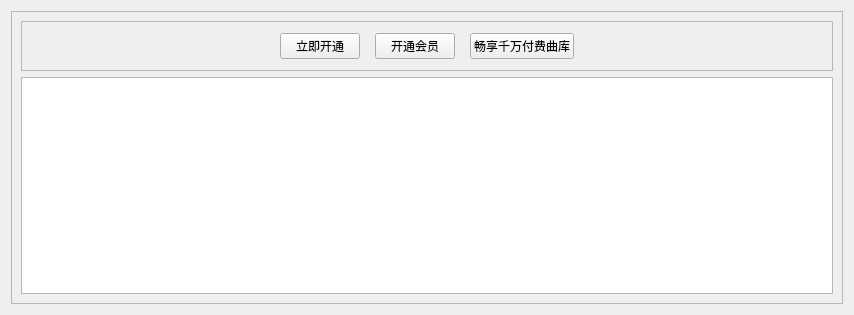
Qt form VideoPlayer/mainwidget/vipmember/VipMember.ui (huizhang556/pc-video-player) before a commit.
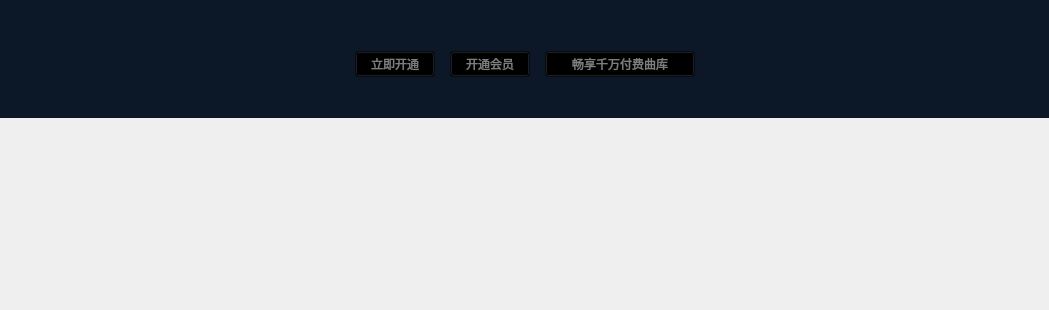
The same form after that commit. Icons and pictures are not drawn.

Diff of the .ui file:
```diff
--- a/VideoPlayer/mainwidget/vipmember/VipMember.ui
+++ b/VideoPlayer/mainwidget/vipmember/VipMember.ui
@@ -6,16 +6,40 @@
    <rect>
     <x>0</x>
     <y>0</y>
-    <width>854</width>
-    <height>315</height>
+    <width>1049</width>
+    <height>310</height>
    </rect>
   </property>
   <property name="windowTitle">
    <string>Form</string>
   </property>
+  <property name="styleSheet">
+   <string notr="true"/>
+  </property>
   <layout class="QVBoxLayout" name="verticalLayout_3">
+   <property name="spacing">
+    <number>0</number>
+   </property>
+   <property name="leftMargin">
+    <number>0</number>
+   </property>
+   <property name="topMargin">
+    <number>0</number>
+   </property>
+   <property name="rightMargin">
+    <number>0</number>
+   </property>
+   <property name="bottomMargin">
+    <number>0</number>
+   </property>
    <item>
     <widget class="QScrollArea" name="scrollArea">
+     <property name="styleSheet">
+      <string notr="true">#scrollArea
+{
+border:none;
+}</string>
+     </property>
      <property name="widgetResizable">
       <bool>true</bool>
      </property>
@@ -24,27 +48,78 @@
        <rect>
         <x>0</x>
         <y>0</y>
-        <width>834</width>
-        <height>295</height>
+        <width>1049</width>
+        <height>310</height>
        </rect>
       </property>
+      <property name="styleSheet">
+       <string notr="true"/>
+      </property>
       <layout class="QVBoxLayout" name="verticalLayout_2">
+       <property name="spacing">
+        <number>0</number>
+       </property>
+       <property name="leftMargin">
+        <number>0</number>
+       </property>
+       <property name="topMargin">
+        <number>0</number>
+       </property>
+       <property name="rightMargin">
+        <number>0</number>
+       </property>
+       <property name="bottomMargin">
+        <number>0</number>
+       </property>
        <item>
         <layout class="QVBoxLayout" name="verticalLayout">
+         <property name="spacing">
+          <number>0</number>
+         </property>
          <item>
-          <widget class="QFrame" name="frame">
+          <widget class="QWidget" name="widget_vipTitle" native="true">
+           <property name="styleSheet">
+            <string notr="true">#widget_vipTitle
+{
+background-color: #0c1828;
+}</string>
+           </property>
+           <layout class="QHBoxLayout" name="horizontalLayout_3">
+            <item>
+             <spacer name="horizontalSpacer_4">
+              <property name="orientation">
+               <enum>Qt::Horizontal</enum>
+              </property>
+              <property name="sizeHint" stdset="0">
+               <size>
+                <width>40</width>
+                <height>20</height>
+               </size>
+              </property>
+             </spacer>
+            </item>
+            <item>
+             <widget class="QFrame" name="frame_vipShared">
            <property name="minimumSize">
             <size>
-             <width>0</width>
-             <height>50</height>
+                <width>850</width>
+                <height>100</height>
             </size>
            </property>
            <property name="maximumSize">
             <size>
-             <width>16777215</width>
-             <height>60</height>
-            </size>
-           </property>
+                <width>1200</width>
+                <height>100</height>
+               </size>
+              </property>
+              <property name="styleSheet">
+               <string notr="true">#frame_vipShared
+{
+border: none;
+border-image: url(:/images/bgpic/vip_shared.png);
+background-color: transparent;
+}</string>
+              </property>
            <property name="frameShape">
             <enum>QFrame::StyledPanel</enum>
            </property>
@@ -52,6 +127,21 @@
             <enum>QFrame::Raised</enum>
            </property>
            <layout class="QHBoxLayout" name="horizontalLayout_2">
+               <property name="spacing">
+                <number>0</number>
+               </property>
+               <property name="leftMargin">
+                <number>0</number>
+               </property>
+               <property name="topMargin">
+                <number>0</number>
+               </property>
+               <property name="rightMargin">
+                <number>0</number>
+               </property>
+               <property name="bottomMargin">
+                <number>0</number>
+               </property>
             <item>
              <layout class="QHBoxLayout" name="horizontalLayout">
               <property name="spacing">
@@ -71,21 +161,99 @@
                </spacer>
               </item>
               <item>
-               <widget class="QPushButton" name="pushButton">
+                  <widget class="QPushButton" name="pushButton_fastOpen">
+                   <property name="minimumSize">
+                    <size>
+                     <width>80</width>
+                     <height>36</height>
+                    </size>
+                   </property>
+                   <property name="maximumSize">
+                    <size>
+                     <width>60</width>
+                     <height>36</height>
+                    </size>
+                   </property>
+                   <property name="styleSheet">
+                    <string notr="true">QPushButton
+{
+background-color: transparent;
+margin-top:10px;
+color: #7e7f7c;
+}
+
+QPushButton:hover
+{
+font: 75 11pt &quot;Microsoft YaHei UI&quot;;
+color: white;
+}</string>
+                   </property>
                 <property name="text">
                  <string>立即开通</string>
                 </property>
                </widget>
               </item>
               <item>
-               <widget class="QPushButton" name="pushButton_2">
+                  <widget class="QPushButton" name="pushButton_openVip">
+                   <property name="minimumSize">
+                    <size>
+                     <width>80</width>
+                     <height>36</height>
+                    </size>
+                   </property>
+                   <property name="maximumSize">
+                    <size>
+                     <width>16777215</width>
+                     <height>36</height>
+                    </size>
+                   </property>
+                   <property name="styleSheet">
+                    <string notr="true">QPushButton
+{
+background-color: transparent;
+margin-top:10px;
+color: #7e7f7c;
+}
+
+QPushButton:hover
+{
+font: 75 11pt &quot;Microsoft YaHei UI&quot;;
+color: white;
+}</string>
+                   </property>
                 <property name="text">
                  <string>开通会员</string>
                 </property>
                </widget>
               </item>
               <item>
-               <widget class="QPushButton" name="pushButton_3">
+                  <widget class="QPushButton" name="pushButton_shared">
+                   <property name="minimumSize">
+                    <size>
+                     <width>150</width>
+                     <height>36</height>
+                    </size>
+                   </property>
+                   <property name="maximumSize">
+                    <size>
+                     <width>16777215</width>
+                     <height>36</height>
+                    </size>
+                   </property>
+                   <property name="styleSheet">
+                    <string notr="true">QPushButton
+{
+background-color: transparent;
+margin-top:10px;
+color: #7e7f7c;
+}
+
+QPushButton:hover
+{
+font: 75 11pt &quot;Microsoft YaHei UI&quot;;
+color: white;
+}</string>
+                   </property>
                 <property name="text">
                  <string>畅享千万付费曲库</string>
                 </property>
@@ -110,7 +278,37 @@
           </widget>
          </item>
          <item>
-          <widget class="QListWidget" name="listWidget"/>
+             <spacer name="horizontalSpacer_3">
+              <property name="orientation">
+               <enum>Qt::Horizontal</enum>
+              </property>
+              <property name="sizeHint" stdset="0">
+               <size>
+                <width>40</width>
+                <height>20</height>
+               </size>
+              </property>
+             </spacer>
+            </item>
+           </layout>
+          </widget>
+         </item>
+         <item>
+          <widget class="QListWidget" name="listWidget_vipshared">
+           <property name="styleSheet">
+            <string notr="true">#listWidget_vipshared
+{
+border: none;
+background-color: transparent;
+}
+
+#listWidget_vipshared::item
+{
+background-color: transparent;
+
+}</string>
+           </property>
+          </widget>
          </item>
         </layout>
        </item>
```
Lines whose indentation alone changed are shown as unchanged.
